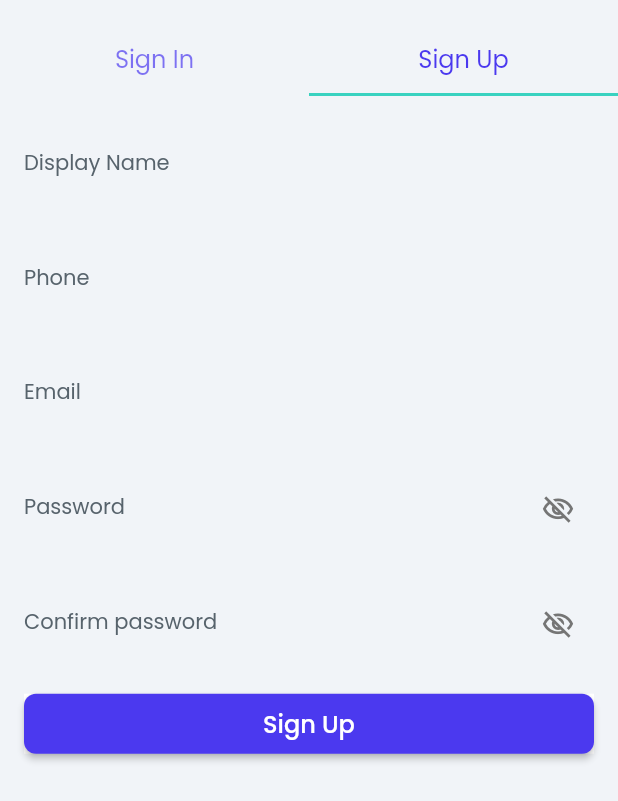
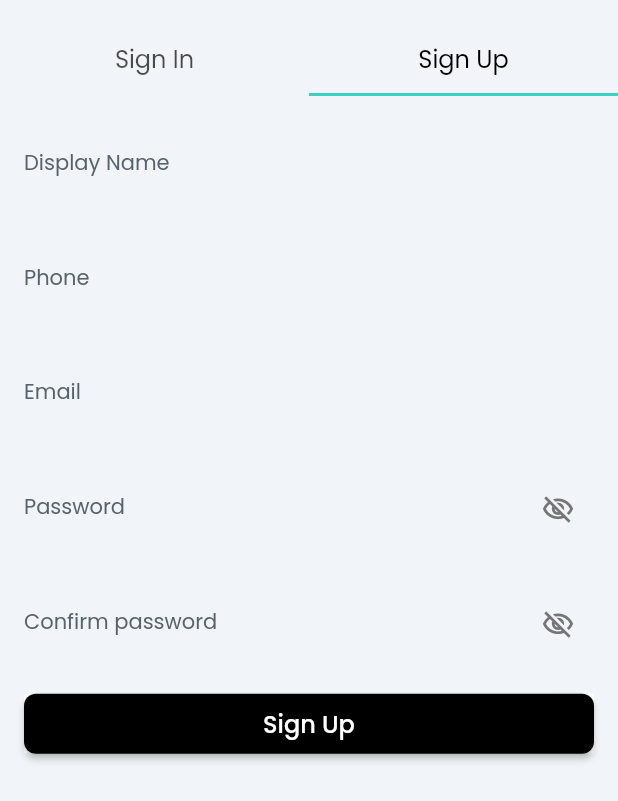
Before and after one commit to darksilver99/silver, a Flutter app: the screen it shows after launch, tab 2 chosen, after a tap on "Sign Up", on a phone screen of 412 x 824 dp. Shown: the top 801 px of the screen. Run offline on Flutter 3.47's test engine with Material 2 defaults, Android fonts, the phone set to English and light mode, and no system bars; drawn by our look-alikes of auto_size_text; our stand-ins replace built_collection, built_value, cloud_firestore, firebase_auth, firebase_core, firebase_crashlytics and 12 more; missing offline and left inert: json_path; accounts and stored records are empty.

Commit message:
Updating to latest FlutterFlow output.

```diff
--- a/lib/flutter_flow/flutter_flow_theme.dart
+++ b/lib/flutter_flow/flutter_flow_theme.dart
@@ -61,7 +61,7 @@ abstract class FlutterFlowTheme {
 }
 
 class LightModeTheme extends FlutterFlowTheme {
-  late Color primaryColor = const Color(0xFF4B39EF);
+  late Color primaryColor = const Color(0xFF000000);
   late Color secondaryColor = const Color(0xFF39D2C0);
   late Color tertiaryColor = const Color(0xFFEE8B60);
   late Color alternate = const Color(0xFFFF5963);
@@ -148,7 +148,7 @@ class ThemeTypography extends Typography {
 }
 
 class DarkModeTheme extends FlutterFlowTheme {
-  late Color primaryColor = const Color(0xFF4B39EF);
+  late Color primaryColor = const Color(0xFFFFFFFF);
   late Color secondaryColor = const Color(0xFF39D2C0);
   late Color tertiaryColor = const Color(0xFFEE8B60);
   late Color alternate = const Color(0xFFFF5963);
--- a/lib/pages/login_page/login_page_widget.dart
+++ b/lib/pages/login_page/login_page_widget.dart
@@ -857,8 +857,6 @@ class _LoginPageWidgetState extends State<LoginPageWidget> {
                                               .doc(user.uid)
                                               .update(usersCreateData);
 
-                                          await sendEmailVerification();
-
                                           context.goNamedAuth(
                                               'HomePage', mounted);
                                         },
```
